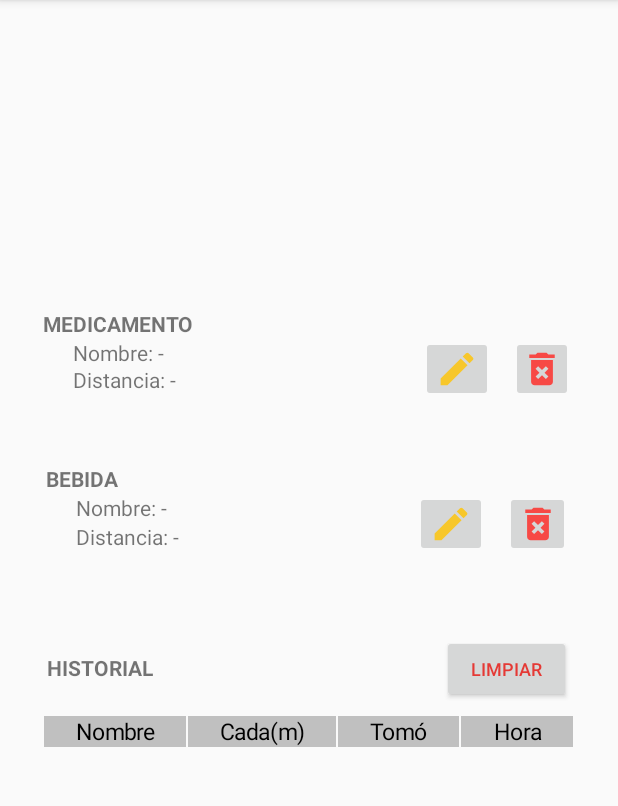
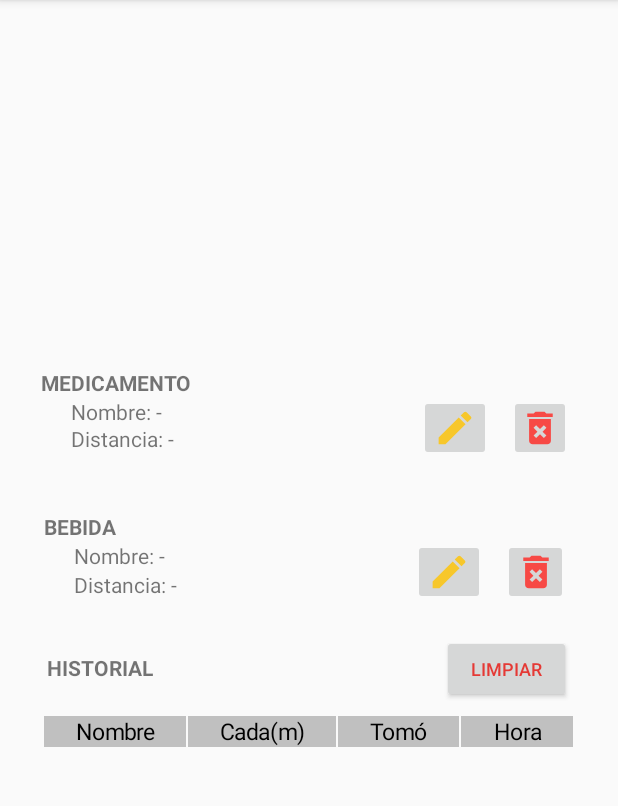
Before and after one commit to eliasgarcia/SOA-TP2, an Android app: the MainActivity screen opened directly, with no data from a screen before it, on a phone screen of 412 x 824 dp, the part 84-890 px from its top. Run offline under Robolectric (Android 15) with nearby library versions, the phone set to English and light mode, and no system bars.

Commit message:
se agrega apk v1 y se acomoda pantalla main para celulares de pantalla 5 pulgadas

```diff
--- a/CODIGO/AsistenteIngesta/app/src/main/res/layout/activity_main.xml
+++ b/CODIGO/AsistenteIngesta/app/src/main/res/layout/activity_main.xml
@@ -60,11 +60,10 @@
         android:id="@+id/linearLayout2"
         android:layout_width="349dp"
         android:layout_height="82dp"
-        android:layout_marginBottom="32dp"
         android:orientation="horizontal"
         app:layout_constraintBottom_toTopOf="@+id/linearLayout"
         app:layout_constraintEnd_toEndOf="parent"
-        app:layout_constraintHorizontal_bias="0.491"
+        app:layout_constraintHorizontal_bias="0.467"
         app:layout_constraintStart_toStartOf="parent">
 
         <LinearLayout
@@ -127,10 +126,10 @@
         android:orientation="horizontal"
         app:layout_constraintBottom_toTopOf="@+id/linearLayout2"
         app:layout_constraintEnd_toEndOf="parent"
-        app:layout_constraintHorizontal_bias="0.491"
+        app:layout_constraintHorizontal_bias="0.465"
         app:layout_constraintStart_toStartOf="parent"
         app:layout_constraintTop_toTopOf="parent"
-        app:layout_constraintVertical_bias="0.967">
+        app:layout_constraintVertical_bias="1.0">
 
         <LinearLayout
             android:layout_width="252dp"
```
Also changed, not shown: 1 other file.
